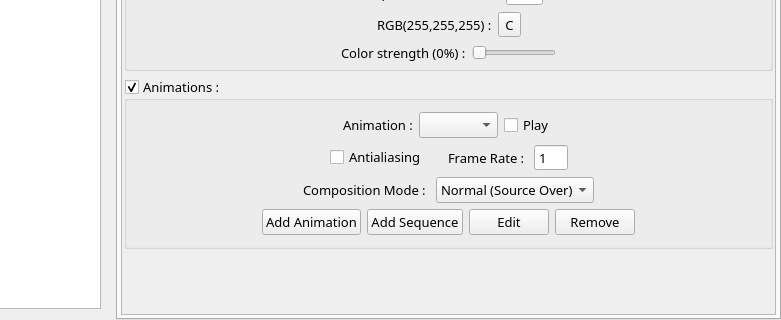
Above: qgameeditor.ui from Epsilon-K/QGameEditor before the change; both pictures show x 471 to 1252 and y 449 to 769 of the 1252 by 769 pixel window. Below: the same form after it.
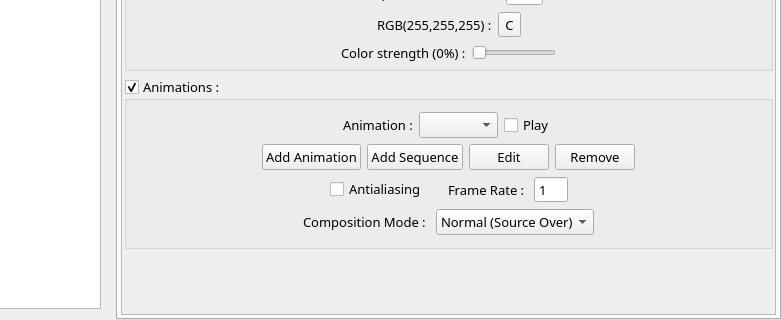
That is the form after the change. Icons and pictures are not drawn. Custom widgets are drawn as their Qt base class.

Patch:
```diff
--- a/qgameeditor.ui
+++ b/qgameeditor.ui
@@ -1281,6 +1281,64 @@
                   </item>
                  </layout>
                 </item>
+                <item>
+                 <layout class="QHBoxLayout" name="horizontalLayout_17">
+                  <item>
+                   <spacer name="horizontalSpacer_35">
+                    <property name="orientation">
+                     <enum>Qt::Horizontal</enum>
+                    </property>
+                    <property name="sizeHint" stdset="0">
+                     <size>
+                      <width>40</width>
+                      <height>20</height>
+                     </size>
+                    </property>
+                   </spacer>
+                  </item>
+                  <item>
+                   <widget class="QPushButton" name="addAnimationBtn">
+                    <property name="text">
+                     <string>Add Animation</string>
+                    </property>
+                   </widget>
+                  </item>
+                  <item>
+                   <widget class="QPushButton" name="addSequenceBtn">
+                    <property name="text">
+                     <string>Add Sequence</string>
+                    </property>
+                   </widget>
+                  </item>
+                  <item>
+                   <widget class="QPushButton" name="editAnimationBtn">
+                    <property name="text">
+                     <string>Edit</string>
+                    </property>
+                   </widget>
+                  </item>
+                  <item>
+                   <widget class="QPushButton" name="removeAnimationBtn">
+                    <property name="text">
+                     <string>Remove</string>
+                    </property>
+                   </widget>
+                  </item>
+                  <item>
+                   <spacer name="horizontalSpacer_36">
+                    <property name="orientation">
+                     <enum>Qt::Horizontal</enum>
+                    </property>
+                    <property name="sizeHint" stdset="0">
+                     <size>
+                      <width>40</width>
+                      <height>20</height>
+                     </size>
+                    </property>
+                   </spacer>
+                  </item>
+                 </layout>
+                </item>
                 <item>
                  <layout class="QHBoxLayout" name="horizontalLayout_15">
                   <item>
@@ -1527,64 +1585,6 @@
                   </item>
                  </layout>
                 </item>
-                <item>
-                 <layout class="QHBoxLayout" name="horizontalLayout_17">
-                  <item>
-                   <spacer name="horizontalSpacer_35">
-                    <property name="orientation">
-                     <enum>Qt::Horizontal</enum>
-                    </property>
-                    <property name="sizeHint" stdset="0">
-                     <size>
-                      <width>40</width>
-                      <height>20</height>
-                     </size>
-                    </property>
-                   </spacer>
-                  </item>
-                  <item>
-                   <widget class="QPushButton" name="addAnimationBtn">
-                    <property name="text">
-                     <string>Add Animation</string>
-                    </property>
-                   </widget>
-                  </item>
-                  <item>
-                   <widget class="QPushButton" name="addSequenceBtn">
-                    <property name="text">
-                     <string>Add Sequence</string>
-                    </property>
-                   </widget>
-                  </item>
-                  <item>
-                   <widget class="QPushButton" name="editAnimationBtn">
-                    <property name="text">
-                     <string>Edit</string>
-                    </property>
-                   </widget>
-                  </item>
-                  <item>
-                   <widget class="QPushButton" name="removeAnimationBtn">
-                    <property name="text">
-                     <string>Remove</string>
-                    </property>
-                   </widget>
-                  </item>
-                  <item>
-                   <spacer name="horizontalSpacer_36">
-                    <property name="orientation">
-                     <enum>Qt::Horizontal</enum>
-                    </property>
-                    <property name="sizeHint" stdset="0">
-                     <size>
-                      <width>40</width>
-                      <height>20</height>
-                     </size>
-                    </property>
-                   </spacer>
-                  </item>
-                 </layout>
-                </item>
                </layout>
               </widget>
              </item>
```
